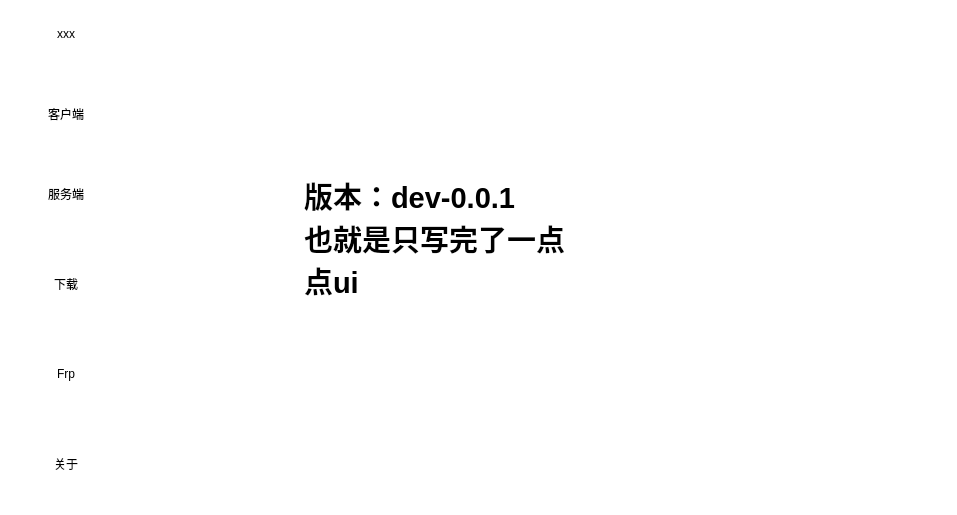
CallMeDongTeacher/MCCSL, file mainwindow.ui: the form before one commit.
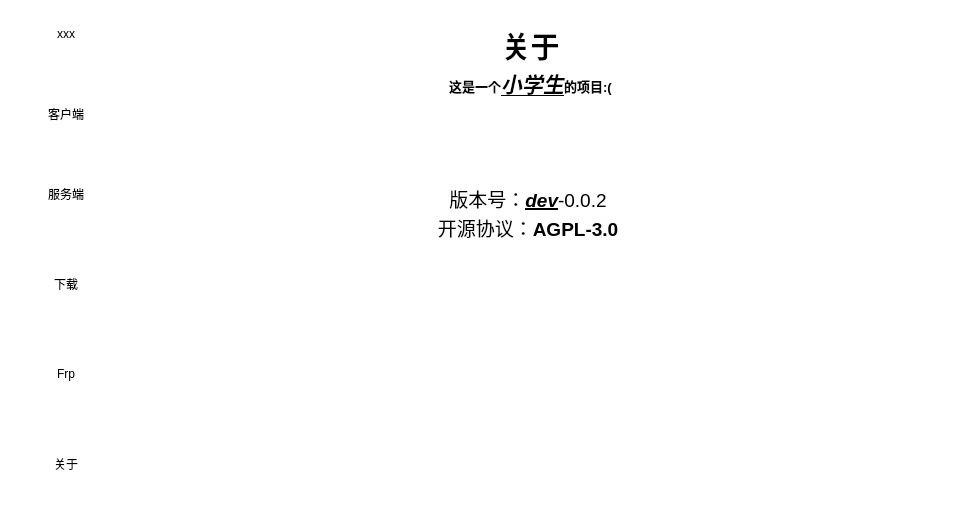
The form after the commit. The open tabs and pages were chosen to show the change. Icons and pictures are not drawn.

Commit message: 写完了一些ui，添加tooltip（2024.4.21.12.40）

What changed in the file:
```diff
--- a/mainwindow.ui
+++ b/mainwindow.ui
@@ -304,10 +304,10 @@
      <widget class="QTextBrowser" name="textBrowser_10">
       <property name="geometry">
        <rect>
-        <x>180</x>
-        <y>160</y>
-        <width>291</width>
-        <height>221</height>
+        <x>290</x>
+        <y>10</y>
+        <width>241</width>
+        <height>91</height>
        </rect>
       </property>
       <property name="html">
@@ -318,8 +318,29 @@
 li.unchecked::marker { content: &quot;\2610&quot;; }
 li.checked::marker { content: &quot;\2612&quot;; }
 &lt;/style&gt;&lt;/head&gt;&lt;body style=&quot; font-family:'Microsoft YaHei UI'; font-size:9pt; font-weight:400; font-style:normal;&quot;&gt;
-&lt;p style=&quot; margin-top:0px; margin-bottom:0px; margin-left:0px; margin-right:0px; -qt-block-indent:0; text-indent:0px;&quot;&gt;&lt;span style=&quot; font-size:22pt; font-weight:700;&quot;&gt;版本：dev-0.0.1&lt;/span&gt;&lt;/p&gt;
-&lt;p style=&quot; margin-top:0px; margin-bottom:0px; margin-left:0px; margin-right:0px; -qt-block-indent:0; text-indent:0px;&quot;&gt;&lt;span style=&quot; font-size:22pt; font-weight:700;&quot;&gt;也就是只写完了一点点ui&lt;/span&gt;&lt;/p&gt;&lt;/body&gt;&lt;/html&gt;</string>
+&lt;p align=&quot;center&quot; style=&quot; margin-top:0px; margin-bottom:0px; margin-left:0px; margin-right:0px; -qt-block-indent:0; text-indent:0px;&quot;&gt;&lt;span style=&quot; font-size:22pt; font-weight:700;&quot;&gt;关于&lt;/span&gt;&lt;/p&gt;
+&lt;p align=&quot;center&quot; style=&quot; margin-top:0px; margin-bottom:0px; margin-left:0px; margin-right:0px; -qt-block-indent:0; text-indent:0px;&quot;&gt;&lt;span style=&quot; font-size:10pt; font-weight:700;&quot;&gt;这是一个&lt;/span&gt;&lt;span style=&quot; font-size:16pt; font-weight:700; font-style:italic; text-decoration: underline;&quot;&gt;小学生&lt;/span&gt;&lt;span style=&quot; font-size:10pt; font-weight:700;&quot;&gt;的项目:(&lt;/span&gt;&lt;/p&gt;&lt;/body&gt;&lt;/html&gt;</string>
+      </property>
+     </widget>
+     <widget class="QTextBrowser" name="textBrowser_11">
+      <property name="geometry">
+       <rect>
+        <x>280</x>
+        <y>170</y>
+        <width>256</width>
+        <height>192</height>
+       </rect>
+      </property>
+      <property name="html">
+       <string>&lt;!DOCTYPE HTML PUBLIC &quot;-//W3C//DTD HTML 4.0//EN&quot; &quot;http://www.w3.org/TR/REC-html40/strict.dtd&quot;&gt;
+&lt;html&gt;&lt;head&gt;&lt;meta name=&quot;qrichtext&quot; content=&quot;1&quot; /&gt;&lt;meta charset=&quot;utf-8&quot; /&gt;&lt;style type=&quot;text/css&quot;&gt;
+p, li { white-space: pre-wrap; }
+hr { height: 1px; border-width: 0; }
+li.unchecked::marker { content: &quot;\2610&quot;; }
+li.checked::marker { content: &quot;\2612&quot;; }
+&lt;/style&gt;&lt;/head&gt;&lt;body style=&quot; font-family:'Microsoft YaHei UI'; font-size:9pt; font-weight:400; font-style:normal;&quot;&gt;
+&lt;p align=&quot;center&quot; style=&quot; margin-top:0px; margin-bottom:0px; margin-left:0px; margin-right:0px; -qt-block-indent:0; text-indent:0px;&quot;&gt;&lt;span style=&quot; font-size:14pt;&quot;&gt;版本号：&lt;/span&gt;&lt;span style=&quot; font-size:14pt; font-weight:700; font-style:italic; text-decoration: underline;&quot;&gt;dev&lt;/span&gt;&lt;span style=&quot; font-size:14pt;&quot;&gt;-0.0.2&lt;/span&gt;&lt;/p&gt;
+&lt;p align=&quot;center&quot; style=&quot; margin-top:0px; margin-bottom:0px; margin-left:0px; margin-right:0px; -qt-block-indent:0; text-indent:0px;&quot;&gt;&lt;span style=&quot; font-size:14pt;&quot;&gt;开源协议：&lt;/span&gt;&lt;span style=&quot; font-size:14pt; font-weight:700;&quot;&gt;AGPL-3.0&lt;/span&gt;&lt;/p&gt;&lt;/body&gt;&lt;/html&gt;</string>
       </property>
      </widget>
     </widget>
```
Left out of the diff: 64 changed lines with no effect on the pictures. The commit also changes 1 other file.
